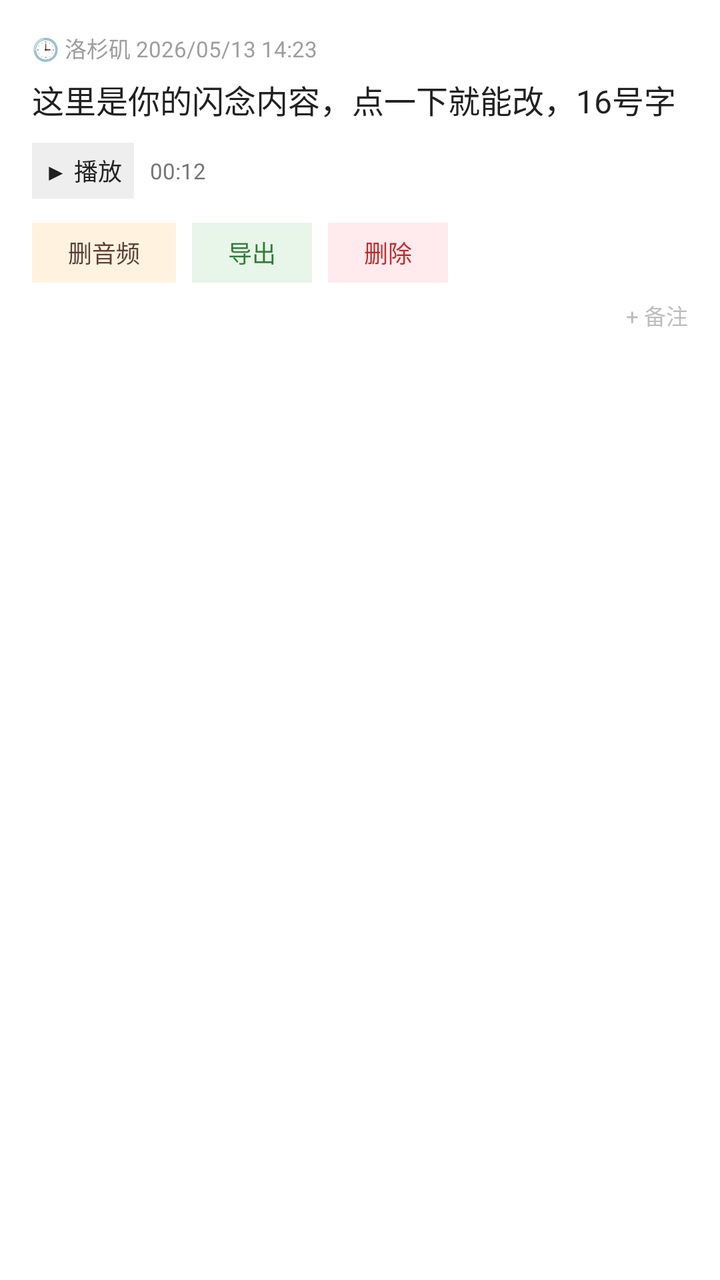
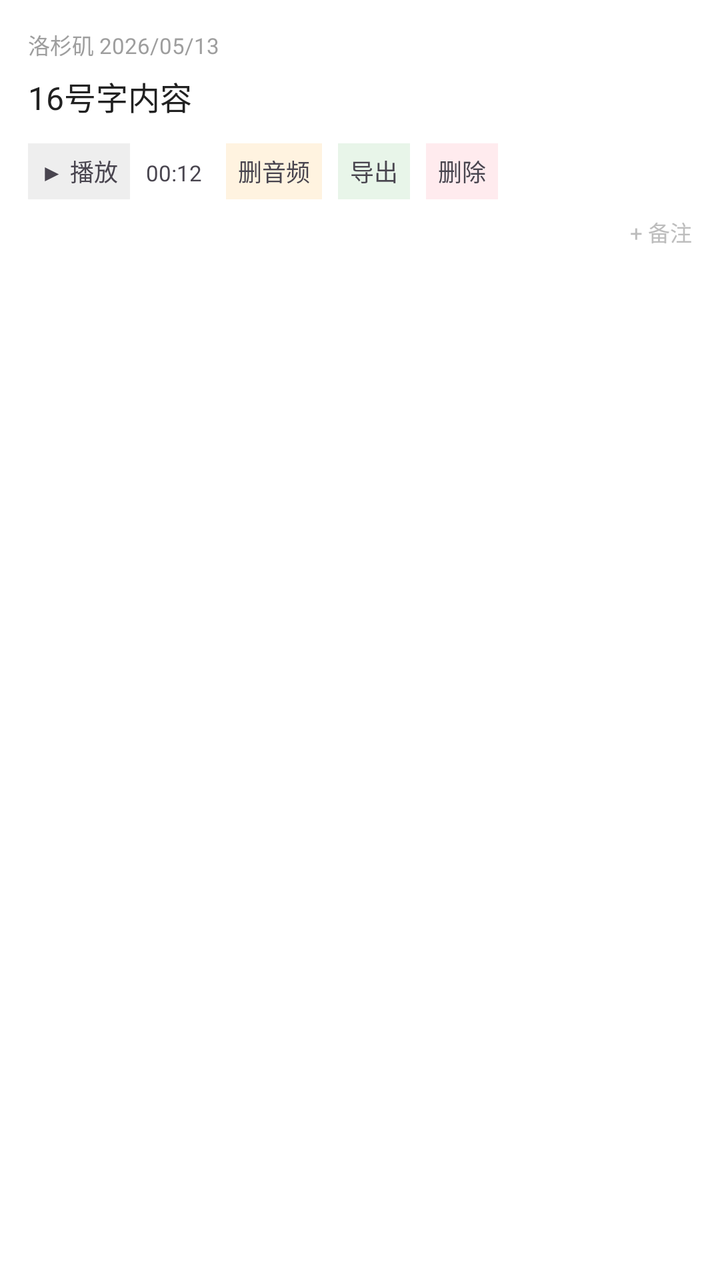

Before-and-after screenshots of an Android layout around one commit, followed by the original layout XML and the change that was made.
<!-- AndroidManifest.xml: application theme Theme.Material3.DayNight.NoActionBar -->
<!-- res/layout/item_capsule.xml -->
<?xml version="1.0" encoding="utf-8"?>
<LinearLayout xmlns:android="http://schemas.android.com/apk/res/android"
    android:layout_width="match_parent"
    android:layout_height="wrap_content"
    android:orientation="vertical"
    android:background="#FFFFFF"
    android:layout_marginLeft="12dp"
    android:layout_marginRight="12dp"
    android:layout_marginTop="8dp"
    android:layout_marginBottom="8dp"
    android:padding="16dp">

    
    <TextView
        android:id="@+id/tvTime"
        android:layout_width="wrap_content"
        android:layout_height="wrap_content"
        android:text="🕒 洛杉矶 2026/05/13 14:23"
        android:textSize="11sp"
        android:textColor="#9E9E9E" />

    
    <TextView
        android:id="@+id/tvContent"
        android:layout_width="match_parent"
        android:layout_height="wrap_content"
        android:layout_marginTop="6dp"
        android:text="这里是你的闪念内容，点一下就能改，16号字"
        android:textSize="16sp"
        android:textColor="#212121"
        android:lineSpacingExtra="4dp" />

    
    <LinearLayout
        android:id="@+id/layoutAudio"
        android:layout_width="match_parent"
        android:layout_height="wrap_content"
        android:orientation="horizontal"
        android:gravity="center_vertical"
        android:layout_marginTop="10dp">

        <TextView
            android:id="@+id/btnPlay"
            android:layout_width="wrap_content"
            android:layout_height="28dp"
            android:background="#EEEEEE"
            android:text="  ▶ 播放  "
            android:textSize="12sp"
            android:gravity="center"
            android:textColor="#212121" />

        <TextView
            android:id="@+id/tvDuration"
            android:layout_width="wrap_content"
            android:layout_height="wrap_content"
            android:layout_marginLeft="8dp"
            android:text="00:12"
            android:textSize="11sp"
            android:textColor="#757575" />
    </LinearLayout>

    
    <HorizontalScrollView
        android:layout_width="match_parent"
        android:layout_height="wrap_content"
        android:layout_marginTop="12dp"
        android:scrollbars="none">

        <LinearLayout
            android:layout_width="wrap_content"
            android:layout_height="wrap_content"
            android:orientation="horizontal">

            <TextView
                android:id="@+id/btnDeleteAudio"
                android:layout_width="wrap_content"
                android:layout_height="30dp"
                android:layout_marginRight="8dp"
                android:background="#FFF3E0"
                android:text="  删音频  "
                android:textSize="12sp"
                android:gravity="center"
                android:paddingLeft="12dp"
                android:paddingRight="12dp"
                android:textColor="#5D4037" />

            <TextView
                android:id="@+id/btnExport"
                android:layout_width="wrap_content"
                android:layout_height="30dp"
                android:layout_marginRight="8dp"
                android:background="#E8F5E9"
                android:text="  导出  "
                android:textSize="12sp"
                android:gravity="center"
                android:paddingLeft="12dp"
                android:paddingRight="12dp"
                android:textColor="#2E7D32" />

            <TextView
                android:id="@+id/btnDelete"
                android:layout_width="wrap_content"
                android:layout_height="30dp"
                android:background="#FFEBEE"
                android:text="  删除  "
                android:textSize="12sp"
                android:gravity="center"
                android:paddingLeft="12dp"
                android:paddingRight="12dp"
                android:textColor="#C62828" />
        </LinearLayout>
    </HorizontalScrollView>

    
    <TextView
        android:id="@+id/btnAddNote"
        android:layout_width="wrap_content"
        android:layout_height="wrap_content"
        android:layout_gravity="right"
        android:layout_marginTop="8dp"
        android:text="+ 备注"
        android:textSize="11sp"
        android:textColor="#BDBDBD" />

    <LinearLayout
        android:id="@+id/layoutNote"
        android:layout_width="match_parent"
        android:layout_height="wrap_content"
        android:orientation="vertical"
        android:visibility="gone"
        android:layout_marginTop="8dp"
        android:background="#FAFAFA"
        android:padding="8dp">

        <EditText
            android:id="@+id/etNote"
            android:layout_width="match_parent"
            android:layout_height="wrap_content"
            android:hint="添加备注..."
            android:textSize="13sp"
            android:background="@android:color/transparent" />
    </LinearLayout>

</LinearLayout>
<!-- resources referenced by this layout -->
<resources>

</resources>

<!-- the commit's change to res/layout/item_capsule.xml (unified diff, before → after) -->
@@ -4,50 +4,40 @@
     android:layout_height="wrap_content"
     android:orientation="vertical"
     android:background="#FFFFFF"
-    android:layout_marginLeft="12dp"
-    android:layout_marginRight="12dp"
-    android:layout_marginTop="8dp"
-    android:layout_marginBottom="8dp"
-    android:padding="16dp">
+    android:layout_margin="8dp"
+    android:padding="14dp">
 
-    
     <TextView
         android:id="@+id/tvTime"
         android:layout_width="wrap_content"
         android:layout_height="wrap_content"
-        android:text="🕒 洛杉矶 2026/05/13 14:23"
+        android:text="洛杉矶 2026/05/13"
         android:textSize="11sp"
         android:textColor="#9E9E9E" />
 
-    
     <TextView
         android:id="@+id/tvContent"
         android:layout_width="match_parent"
         android:layout_height="wrap_content"
         android:layout_marginTop="6dp"
-        android:text="这里是你的闪念内容，点一下就能改，16号字"
+        android:text="16号字内容"
         android:textSize="16sp"
-        android:textColor="#212121"
-        android:lineSpacingExtra="4dp" />
+        android:textColor="#212121" />
 
-    
     <LinearLayout
-        android:id="@+id/layoutAudio"
         android:layout_width="match_parent"
         android:layout_height="wrap_content"
-        android:orientation="horizontal"
-        android:gravity="center_vertical"
-        android:layout_marginTop="10dp">
+        android:layout_marginTop="12dp"
+        android:orientation="horizontal">
 
         <TextView
             android:id="@+id/btnPlay"
             android:layout_width="wrap_content"
             android:layout_height="28dp"
             android:background="#EEEEEE"
+            android:gravity="center"
             android:text="  ▶ 播放  "
-            android:textSize="12sp"
-            android:gravity="center"
-            android:textColor="#212121" />
+            android:textSize="12sp" />
 
         <TextView
             android:id="@+id/tvDuration"
@@ -55,63 +45,39 @@
             android:layout_height="wrap_content"
             android:layout_marginLeft="8dp"
             android:text="00:12"
-            android:textSize="11sp"
-            android:textColor="#757575" />
+            android:textSize="11sp" />
+
+        <TextView
+            android:id="@+id/btnDeleteAudio"
+            android:layout_width="wrap_content"
+            android:layout_height="28dp"
+            android:layout_marginLeft="12dp"
+            android:background="#FFF3E0"
+            android:gravity="center"
+            android:text="  删音频  "
+            android:textSize="12sp" />
+
+        <TextView
+            android:id="@+id/btnExport"
+            android:layout_width="wrap_content"
+            android:layout_height="28dp"
+            android:layout_marginLeft="8dp"
+            android:background="#E8F5E9"
+            android:gravity="center"
+            android:text="  导出  "
+            android:textSize="12sp" />
+
+        <TextView
+            android:id="@+id/btnDelete"
+            android:layout_width="wrap_content"
+            android:layout_height="28dp"
+            android:layout_marginLeft="8dp"
+            android:background="#FFEBEE"
+            android:gravity="center"
+            android:text="  删除  "
+            android:textSize="12sp" />
     </LinearLayout>
 
-    
-    <HorizontalScrollView
-        android:layout_width="match_parent"
-        android:layout_height="wrap_content"
-        android:layout_marginTop="12dp"
-        android:scrollbars="none">
-
-        <LinearLayout
-            android:layout_width="wrap_content"
-            android:layout_height="wrap_content"
-            android:orientation="horizontal">
-
-            <TextView
-                android:id="@+id/btnDeleteAudio"
-                android:layout_width="wrap_content"
-                android:layout_height="30dp"
-                android:layout_marginRight="8dp"
-                android:background="#FFF3E0"
-                android:text="  删音频  "
-                android:textSize="12sp"
-                android:gravity="center"
-                android:paddingLeft="12dp"
-                android:paddingRight="12dp"
-                android:textColor="#5D4037" />
-
-            <TextView
-                android:id="@+id/btnExport"
-                android:layout_width="wrap_content"
-                android:layout_height="30dp"
-                android:layout_marginRight="8dp"
-                android:background="#E8F5E9"
-                android:text="  导出  "
-                android:textSize="12sp"
-                android:gravity="center"
-                android:paddingLeft="12dp"
-                android:paddingRight="12dp"
-                android:textColor="#2E7D32" />
-
-            <TextView
-                android:id="@+id/btnDelete"
-                android:layout_width="wrap_content"
-                android:layout_height="30dp"
-                android:background="#FFEBEE"
-                android:text="  删除  "
-                android:textSize="12sp"
-                android:gravity="center"
-                android:paddingLeft="12dp"
-                android:paddingRight="12dp"
-                android:textColor="#C62828" />
-        </LinearLayout>
-    </HorizontalScrollView>
-
-    
     <TextView
         android:id="@+id/btnAddNote"
         android:layout_width="wrap_content"
@@ -127,18 +93,14 @@
         android:layout_width="match_parent"
         android:layout_height="wrap_content"
         android:orientation="vertical"
-        android:visibility="gone"
-        android:layout_marginTop="8dp"
-        android:background="#FAFAFA"
-        android:padding="8dp">
+        android:visibility="gone">
 
         <EditText
             android:id="@+id/etNote"
             android:layout_width="match_parent"
             android:layout_height="wrap_content"
-            android:hint="添加备注..."
-            android:textSize="13sp"
-            android:background="@android:color/transparent" />
+            android:hint="备注..."
+            android:background="@android:color/transparent"
+            android:textSize="13sp" />
     </LinearLayout>
-
 </LinearLayout>
